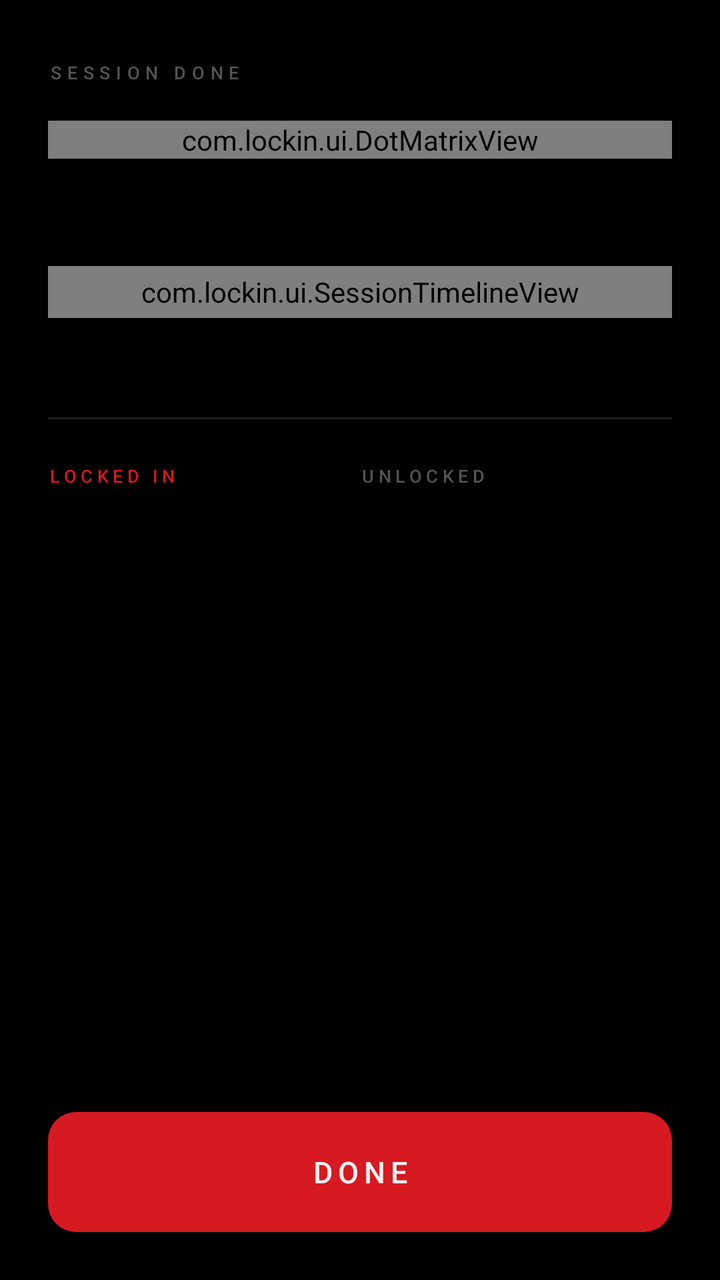
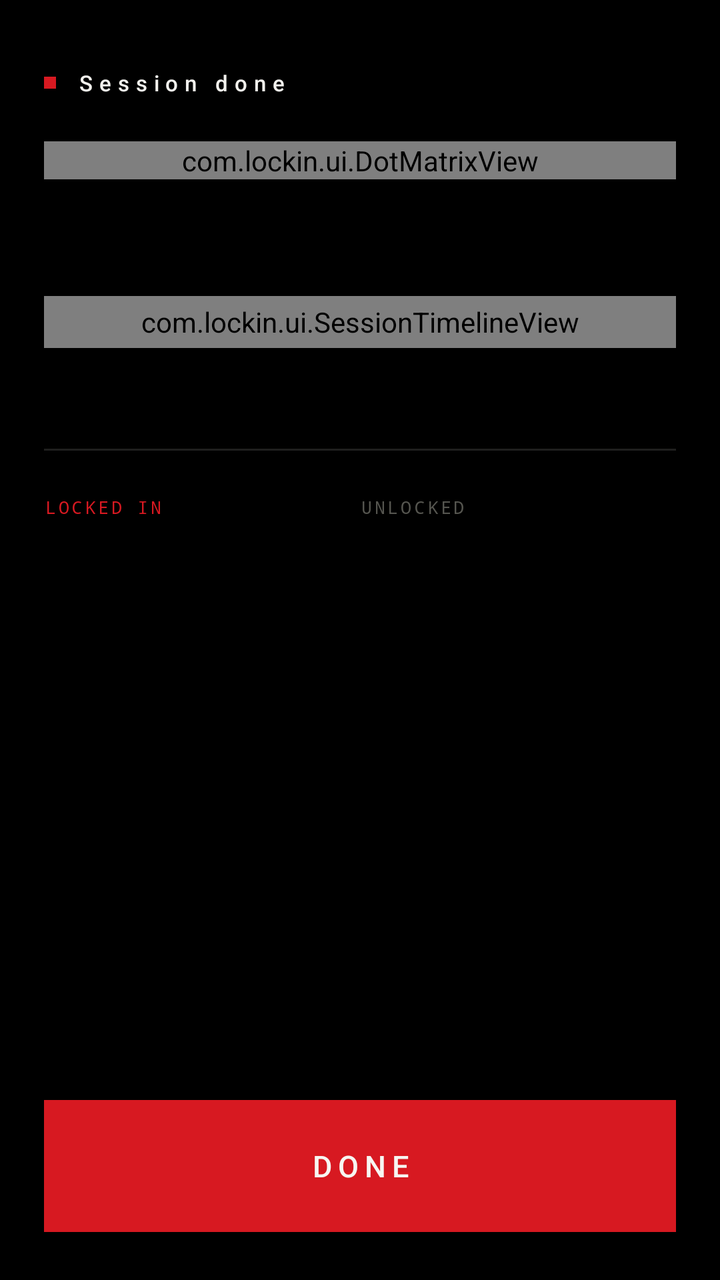

The first picture is an Android layout as it rendered before a commit; the second is the same layout after the commit. The layout source and the unified diff follow.
<!-- AndroidManifest.xml: application theme Theme.LockIn -->
<!-- res/layout/activity_summary.xml -->
<?xml version="1.0" encoding="utf-8"?>
<LinearLayout xmlns:android="http://schemas.android.com/apk/res/android"
    android:layout_width="match_parent"
    android:layout_height="match_parent"
    android:background="@color/black"
    android:fitsSystemWindows="true"
    android:orientation="vertical"
    android:paddingStart="24dp"
    android:paddingTop="30dp"
    android:paddingEnd="24dp"
    android:paddingBottom="24dp">

    <TextView
        android:layout_width="wrap_content"
        android:layout_height="wrap_content"
        android:fontFamily="sans-serif-medium"
        android:letterSpacing="0.32"
        android:text="SESSION DONE"
        android:textColor="@color/faint"
        android:textSize="9sp" />

    <com.lockin.ui.DotMatrixView
        android:id="@+id/summaryTimer"
        android:layout_width="match_parent"
        android:layout_height="wrap_content"
        android:layout_marginTop="18dp" />

    <TextView
        android:id="@+id/lockedShare"
        android:layout_width="wrap_content"
        android:layout_height="wrap_content"
        android:layout_marginTop="14dp"
        android:letterSpacing="0.12"
        android:textColor="@color/dim"
        android:textSize="10sp" />

    <com.lockin.ui.SessionTimelineView
        android:id="@+id/summaryTimeline"
        android:layout_width="match_parent"
        android:layout_height="26dp"
        android:layout_marginTop="26dp" />

    <TextView
        android:id="@+id/spanValue"
        android:layout_width="match_parent"
        android:layout_height="wrap_content"
        android:layout_marginTop="10dp"
        android:letterSpacing="0.08"
        android:textColor="@color/faint"
        android:textSize="10sp" />

    <View
        android:layout_width="match_parent"
        android:layout_height="1dp"
        android:layout_marginTop="26dp"
        android:background="@color/stroke" />

    <LinearLayout
        android:layout_width="match_parent"
        android:layout_height="wrap_content"
        android:layout_marginTop="22dp"
        android:orientation="horizontal">

        <LinearLayout
            android:layout_width="0dp"
            android:layout_height="wrap_content"
            android:layout_weight="1"
            android:orientation="vertical">

            <TextView
                android:layout_width="wrap_content"
                android:layout_height="wrap_content"
                android:fontFamily="sans-serif-medium"
                android:letterSpacing="0.24"
                android:text="LOCKED IN"
                android:textColor="@color/accent"
                android:textSize="9sp" />

            <TextView
                android:id="@+id/lockedValue"
                android:layout_width="wrap_content"
                android:layout_height="wrap_content"
                android:layout_marginTop="6dp"
                android:textColor="@color/text"
                android:textSize="20sp" />
        </LinearLayout>

        <LinearLayout
            android:layout_width="0dp"
            android:layout_height="wrap_content"
            android:layout_weight="1"
            android:orientation="vertical">

            <TextView
                android:layout_width="wrap_content"
                android:layout_height="wrap_content"
                android:fontFamily="sans-serif-medium"
                android:letterSpacing="0.24"
                android:text="UNLOCKED"
                android:textColor="@color/faint"
                android:textSize="9sp" />

            <TextView
                android:id="@+id/unlockedValue"
                android:layout_width="wrap_content"
                android:layout_height="wrap_content"
                android:layout_marginTop="6dp"
                android:textColor="@color/text"
                android:textSize="20sp" />
        </LinearLayout>
    </LinearLayout>

    <Space
        android:layout_width="match_parent"
        android:layout_height="0dp"
        android:layout_weight="1" />

    <TextView
        android:id="@+id/summaryDone"
        android:layout_width="match_parent"
        android:layout_height="60dp"
        android:background="@drawable/bg_btn_red"
        android:fontFamily="sans-serif-medium"
        android:gravity="center"
        android:letterSpacing="0.18"
        android:text="DONE"
        android:textColor="@color/on_accent"
        android:textSize="15sp" />
</LinearLayout>
<!-- resources referenced by this layout -->
<resources>
  <color name="accent">#FFD71921</color>
  <color name="black">#FF000000</color>
  <color name="dim">#FF8C8C8C</color>
  <color name="faint">#FF545454</color>
  <color name="on_accent">#FFF2F2F2</color>
  <color name="stroke">#FF1E1E1E</color>
  <color name="text">#FFFFFFFF</color>
  <!-- drawable bg_btn_red (drawable) -->
  <?xml version="1.0" encoding="utf-8"?>
  <ripple xmlns:android="http://schemas.android.com/apk/res/android"
      android:color="#40000000">
      <item>
          <shape android:shape="rectangle">
              <solid android:color="@color/accent" />
              <corners android:radius="14dp" />
          </shape>
      </item>
  </ripple>
  <style name="Theme.LockIn" parent="@android:style/Theme.Material.NoActionBar">
          <item name="android:windowBackground">@color/black</item>
          <item name="android:colorPrimary">@color/black</item>
          <item name="android:colorPrimaryDark">@color/black</item>
          <item name="android:colorAccent">@color/accent</item>
          <item name="android:colorControlActivated">@color/accent</item>
          <item name="android:colorControlHighlight">#33D71921</item>
          <item name="android:statusBarColor">@color/black</item>
          <item name="android:navigationBarColor">@color/black</item>
          <item name="android:windowLightStatusBar">false</item>
          <item name="android:textColorPrimary">@color/text</item>
          <item name="android:textColorSecondary">@color/dim</item>
          <item name="android:textColorHighlight">#55D71921</item>
          <item name="android:colorEdgeEffect">@color/accent</item>
          <item name="android:windowActionModeOverlay">true</item>
      </style>
</resources>

<!-- the commit's change to res/layout/activity_summary.xml (unified diff, before → after) -->
@@ -5,34 +5,46 @@
     android:background="@color/black"
     android:fitsSystemWindows="true"
     android:orientation="vertical"
-    android:paddingStart="24dp"
-    android:paddingTop="30dp"
-    android:paddingEnd="24dp"
+    android:paddingStart="22dp"
+    android:paddingTop="34dp"
+    android:paddingEnd="22dp"
     android:paddingBottom="24dp">
 
-    <TextView
-        android:layout_width="wrap_content"
+    <LinearLayout
+        android:layout_width="match_parent"
         android:layout_height="wrap_content"
-        android:fontFamily="sans-serif-medium"
-        android:letterSpacing="0.32"
-        android:text="SESSION DONE"
-        android:textColor="@color/faint"
-        android:textSize="9sp" />
+        android:gravity="center_vertical"
+        android:orientation="horizontal">
+
+        <View
+            android:layout_width="6dp"
+            android:layout_height="6dp"
+            android:background="@drawable/bg_bar" />
+
+        <TextView
+            android:layout_width="wrap_content"
+            android:layout_height="wrap_content"
+            android:layout_marginStart="10dp"
+            android:fontFamily="sans-serif-medium"
+            android:letterSpacing="0.3"
+            android:text="Session done"
+            android:textColor="@color/text"
+            android:textSize="11sp" />
+    </LinearLayout>
 
     <com.lockin.ui.DotMatrixView
         android:id="@+id/summaryTimer"
         android:layout_width="match_parent"
         android:layout_height="wrap_content"
-        android:layout_marginTop="18dp" />
+        android:layout_marginTop="22dp" />
 
     <TextView
         android:id="@+id/lockedShare"
-        android:layout_width="wrap_content"
+        android:layout_width="match_parent"
         android:layout_height="wrap_content"
-        android:layout_marginTop="14dp"
-        android:letterSpacing="0.12"
+        android:layout_marginTop="16dp"
         android:textColor="@color/dim"
-        android:textSize="10sp" />
+        android:textSize="12sp" />
 
     <com.lockin.ui.SessionTimelineView
         android:id="@+id/summaryTimeline"
@@ -44,10 +56,10 @@
         android:id="@+id/spanValue"
         android:layout_width="match_parent"
         android:layout_height="wrap_content"
-        android:layout_marginTop="10dp"
-        android:letterSpacing="0.08"
+        android:layout_marginTop="12dp"
+        android:fontFamily="sans-serif-monospace"
         android:textColor="@color/faint"
-        android:textSize="10sp" />
+        android:textSize="9sp" />
 
     <View
         android:layout_width="match_parent"
@@ -70,8 +82,8 @@
             <TextView
                 android:layout_width="wrap_content"
                 android:layout_height="wrap_content"
-                android:fontFamily="sans-serif-medium"
-                android:letterSpacing="0.24"
+                android:fontFamily="sans-serif-monospace"
+                android:letterSpacing="0.14"
                 android:text="LOCKED IN"
                 android:textColor="@color/accent"
                 android:textSize="9sp" />
@@ -80,9 +92,10 @@
                 android:id="@+id/lockedValue"
                 android:layout_width="wrap_content"
                 android:layout_height="wrap_content"
-                android:layout_marginTop="6dp"
+                android:layout_marginTop="8dp"
+                android:fontFamily="sans-serif-light"
                 android:textColor="@color/text"
-                android:textSize="20sp" />
+                android:textSize="26sp" />
         </LinearLayout>
 
         <LinearLayout
@@ -94,8 +107,8 @@
             <TextView
                 android:layout_width="wrap_content"
                 android:layout_height="wrap_content"
-                android:fontFamily="sans-serif-medium"
-                android:letterSpacing="0.24"
+                android:fontFamily="sans-serif-monospace"
+                android:letterSpacing="0.14"
                 android:text="UNLOCKED"
                 android:textColor="@color/faint"
                 android:textSize="9sp" />
@@ -104,9 +117,10 @@
                 android:id="@+id/unlockedValue"
                 android:layout_width="wrap_content"
                 android:layout_height="wrap_content"
-                android:layout_marginTop="6dp"
+                android:layout_marginTop="8dp"
+                android:fontFamily="sans-serif-light"
                 android:textColor="@color/text"
-                android:textSize="20sp" />
+                android:textSize="26sp" />
         </LinearLayout>
     </LinearLayout>
 
@@ -118,11 +132,11 @@
     <TextView
         android:id="@+id/summaryDone"
         android:layout_width="match_parent"
-        android:layout_height="60dp"
+        android:layout_height="66dp"
         android:background="@drawable/bg_btn_red"
         android:fontFamily="sans-serif-medium"
         android:gravity="center"
-        android:letterSpacing="0.18"
+        android:letterSpacing="0.2"
         android:text="DONE"
         android:textColor="@color/on_accent"
         android:textSize="15sp" />
<!-- resource entries referenced after the edit -->
@@ -2,19 +2,26 @@
 <resources>
   <color name="accent">#FFD71921</color>
   <color name="black">#FF000000</color>
-  <color name="dim">#FF8C8C8C</color>
-  <color name="faint">#FF545454</color>
-  <color name="on_accent">#FFF2F2F2</color>
-  <color name="stroke">#FF1E1E1E</color>
-  <color name="text">#FFFFFFFF</color>
+  <color name="dim">#FF8A8A84</color>
+  <color name="faint">#FF55554F</color>
+  <color name="on_accent">#FFF7F6F2</color>
+  <color name="stroke">#FF1F1F1E</color>
+  <color name="text">#FFF2F1ED</color>
+  <!-- drawable bg_bar (drawable) -->
+  <?xml version="1.0" encoding="utf-8"?>
+  <shape xmlns:android="http://schemas.android.com/apk/res/android"
+      android:shape="rectangle">
+      <solid android:color="@color/accent" />
+      <corners android:radius="0dp" />
+  </shape>
   <!-- drawable bg_btn_red (drawable) -->
   <?xml version="1.0" encoding="utf-8"?>
   <ripple xmlns:android="http://schemas.android.com/apk/res/android"
-      android:color="#40000000">
+      android:color="#40FFFFFF">
       <item>
           <shape android:shape="rectangle">
               <solid android:color="@color/accent" />
-              <corners android:radius="14dp" />
+              <corners android:radius="0dp" />
           </shape>
       </item>
   </ripple>
